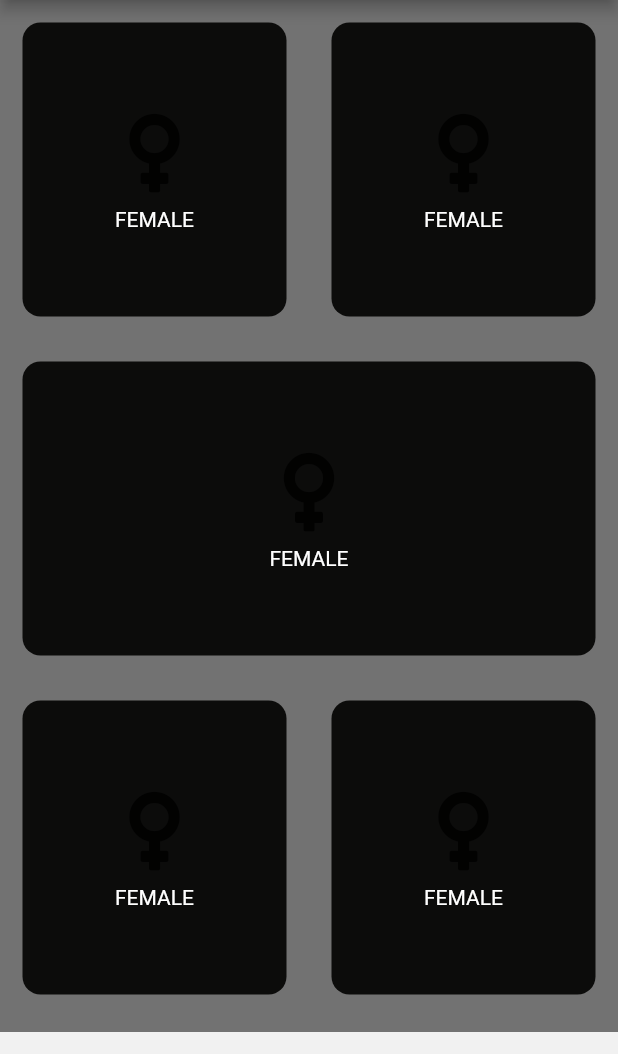
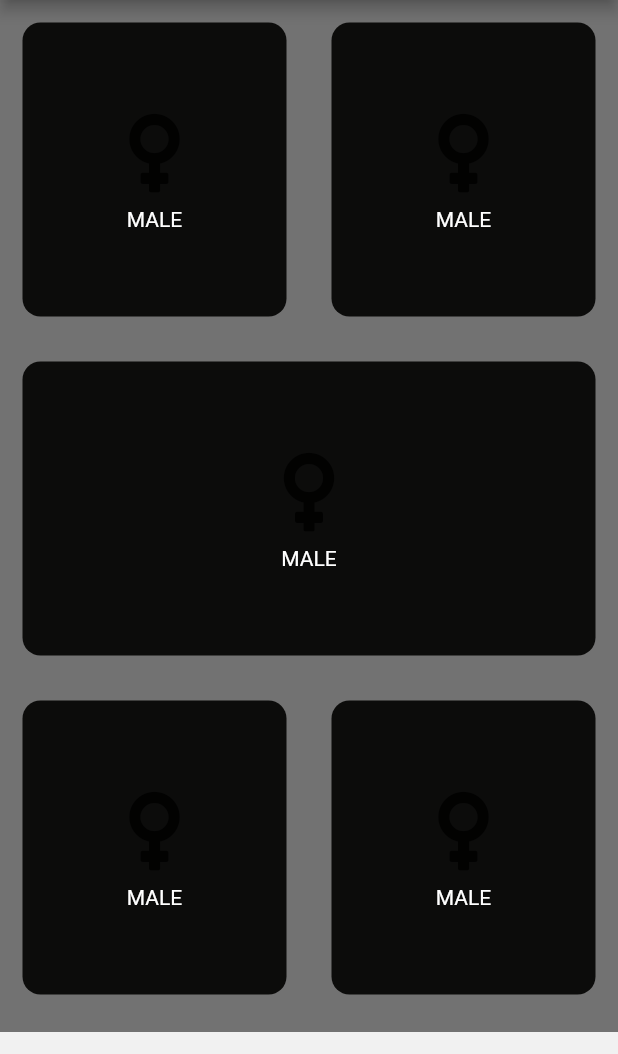
Before and after one commit to JmavasroJ/flutter_codigo_bmi, a Flutter app: the screen it shows after launch, on a phone screen of 412 x 824 dp, the part 84-1138 px from its top. Run offline on Flutter 3.47's test engine with Material 2 defaults, Android fonts, the light colour scheme and no system bars; our stand-ins replace font_awesome_flutter.

```diff
--- a/lib/input_page.dart
+++ b/lib/input_page.dart
@@ -85,7 +85,7 @@ class ReusableCard extends StatelessWidget {
           SizedBox(
             height: 7.0,
           ),
-          Text("FEMALE")
+          Text("MALE")
 
 
         ],
```
